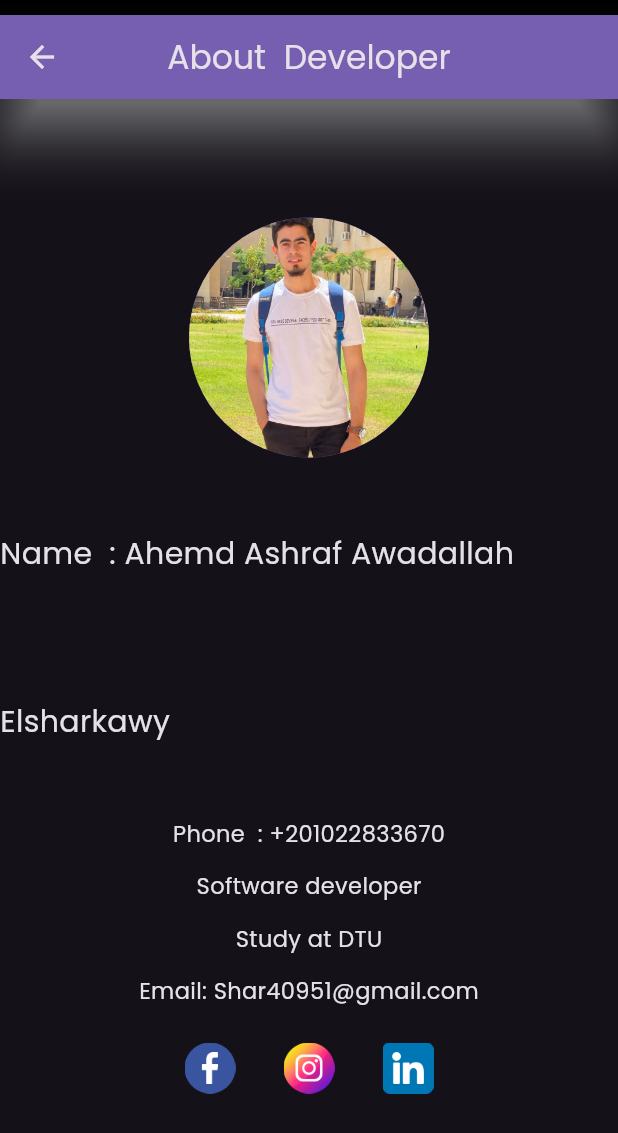
After one commit to shark0a/Note_App, a Flutter app: the screen it shows after launch, after a tap on the "info" icon, on a phone screen of 412 x 824 dp. The commit adds this screen. Shown: the top 1133 px of the screen. Run offline on Flutter 3.47's test engine with Material 3 defaults, Android fonts, the phone set to English and light mode, and no system bars; our stand-ins replace bloc, flutter_bloc, hive, hive_flutter, modal_progress_hud_nsn; accounts and stored records are empty.

Commit message:
Refactor Ui

```diff
--- a/lib/main.dart
+++ b/lib/main.dart
@@ -23,8 +23,10 @@ class NoteApp extends StatelessWidget {
     return BlocProvider(
       create: (context) => NotesCubit(),
       child: MaterialApp(
+
         debugShowCheckedModeBanner: false,
         theme: ThemeData(brightness: Brightness.dark, fontFamily: 'Poppins'),
+
         home: const NoteView(),
       ),
     );
--- /dev/null
+++ b/lib/views/about_developer.dart
@@ -0,0 +1,132 @@
+import 'package:flutter/material.dart';
+import 'package:note_app/views/photo_detils.dart';
+import 'package:url_launcher/url_launcher.dart';
+
+class AboutDeveloper extends StatelessWidget {
+  const AboutDeveloper({super.key});
+
+  @override
+  Widget build(BuildContext context) {
+    Uri gmailUrl = Uri.parse('mailto:shar40951@gamil.com?subject=' '&body=' '');
+    return Scaffold(
+      appBar: AppBar(
+        backgroundColor: Colors.black,
+        automaticallyImplyLeading: false,
+        toolbarHeight: 10,
+        bottom: AppBar(
+          shadowColor: Colors.white,
+          elevation: 15,
+          backgroundColor: ThemeData.light().primaryColor,
+          centerTitle: true,
+          title: Text('About  Developer'),
+        ),
+      ),
+      body: Column(
+        mainAxisAlignment: MainAxisAlignment.center,
+        children: [
+          GestureDetector(
+            onTap: () {
+              Navigator.push(
+                  context,
+                  MaterialPageRoute(
+                    builder: (context) => const DetailScreen(),
+                  ));
+            },
+            child: CircleAvatar(
+              radius: 80,
+              child: CircleAvatar(
+                backgroundImage: AssetImage('assets/images/mp.png'),
+                radius: 80,
+              ),
+            ),
+          ),
+          SizedBox(
+            height: 10,
+          ),
+          const Text(
+            'Name  : Ahemd Ashraf Awadallah Elsharkawy',
+            style: TextStyle(fontSize: 20),
+            strutStyle: StrutStyle(height: 8),
+          ),
+          const Text('Phone  : +201022833670',
+              style: TextStyle(fontSize: 15),
+              strutStyle: StrutStyle(height: 2.5)),
+          const Text('Software developer',
+              style: TextStyle(fontSize: 15),
+              strutStyle: StrutStyle(height: 2.5)),
+          const Text('Study at DTU',
+              style: TextStyle(fontSize: 15),
+              strutStyle: StrutStyle(height: 2.5)),
+          GestureDetector(
+            onTap: () {
+              goToWebPage(gmailUrl.toString());
+            },
+            child: const Text('Email: Shar40951@gmail.com',
+                style: TextStyle(fontSize: 15),
+                strutStyle: StrutStyle(height: 2.5)),
+          ),
+          Row(
+            mainAxisAlignment: MainAxisAlignment.center,
+            children: [
+              Padding(
+                padding: const EdgeInsets.all(8.0),
+                child: SizedBox(
+                  height: 50,
+                  width: 50,
+                  child: IconButton(
+                    onPressed: () {
+                      goToWebPage(
+                          "https://www.facebook.com/profile.php?id=100009006309808");
+                    },
+                    icon: Image.asset(
+                      "assets/images/f.png",
+                      height: 50,
+                      width: 50,
+                    ),
+                  ),
+                ),
+              ),
+              Padding(
+                padding: const EdgeInsets.all(8.0),
+                child: SizedBox(
+                  height: 50,
+                  width: 50,
+                  child: IconButton(
+                    onPressed: () {
+                      goToWebPage(
+                          "https://www.instagram.com/ahmed_a_elsharkawy/");
+                    },
+                    icon: Image.asset("assets/images/i.png",
+                        height: 50, width: 50),
+                  ),
+                ),
+              ),
+              Padding(
+                padding: const EdgeInsets.all(8.0),
+                child: SizedBox(
+                  height: 50,
+                  width: 50,
+                  child: IconButton(
+                    onPressed: () {
+                      goToWebPage(
+                          "https://www.linkedin.com/in/ahmed-elsharkawy-46046525a?lipi=urn%3Ali%3Apage%3Ad_flagship3_profile_view_base_contact_details%3BJVKekckZQgm8SR6vgFE1kQ%3D%3D");
+                    },
+                    icon: Image.asset("assets/images/l.png",
+                        height: 50, width: 50),
+                  ),
+                ),
+              ),
+            ],
+          )
+        ],
+      ),
+    );
+  }
+}
+
+Future<void> goToWebPage(String urlString) async {
+  final Uri url = Uri.parse(urlString);
+  if (!await launchUrl(url)) {
+    throw 'Could not launch $url';
+  }
+}
--- a/lib/views/notes_view.dart
+++ b/lib/views/notes_view.dart
@@ -1,6 +1,7 @@
 import 'package:flutter/material.dart';
 import 'package:note_app/widgets/add_note_buttom_sheet.dart';
 import 'package:note_app/widgets/note_listview.dart';
+import 'package:note_app/views/about_developer.dart';
 
 class NoteView extends StatefulWidget {
   const NoteView({super.key});
@@ -19,7 +20,15 @@ class _NoteViewState extends State<NoteView> {
           shadowColor: Colors.white,
           elevation: 15,
           actions: [
-            IconButton(onPressed: () {}, icon: const Icon(Icons.search))
+            IconButton(
+                onPressed: () {
+                  Navigator.push(
+                      context,
+                      MaterialPageRoute(
+                        builder: (context) => AboutDeveloper(),
+                      ));
+                },
+                icon: const Icon(Icons.info))
           ],
           title: const Text("Notes"),
           backgroundColor: ThemeData.light().primaryColor,
--- a/lib/widgets/edit_note_view_body.dart
+++ b/lib/widgets/edit_note_view_body.dart
@@ -29,6 +29,7 @@ class _EditNoteViewBodyState extends State<EditNoteViewBody> {
                 icon: const Icon(Icons.done))
           ],
           title: const Text("Edit Note View"),
+          backgroundColor: ThemeData.light().primaryColor,
         ),
         body: Padding(
           padding: const EdgeInsets.symmetric(vertical: 16, horizontal: 16),
@@ -54,7 +55,6 @@ class _EditNoteViewBodyState extends State<EditNoteViewBody> {
                 height: 32,
               ),
               CustomTextFiled(
-
                   onchange: (value) {
                     widget.note.subTitle = value ?? widget.note.subTitle;
                   },
```
Also changed, not shown: lib/views/photo_detils.dart (added, +22 -0 lines), pubspec.yaml (+10 -5 lines), assets/images/R.png (added), assets/images/f.png (added), assets/images/i.png (added), assets/images/l.png (added), assets/images/mp.png (added), pubspec.lock, 5 other files.
